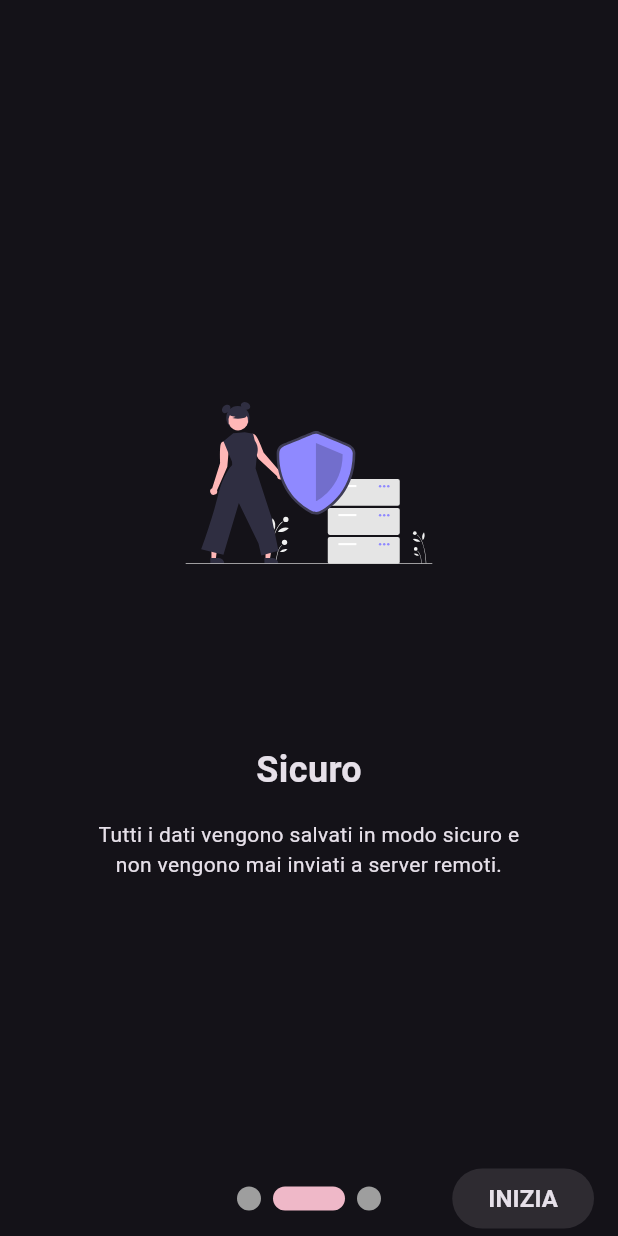
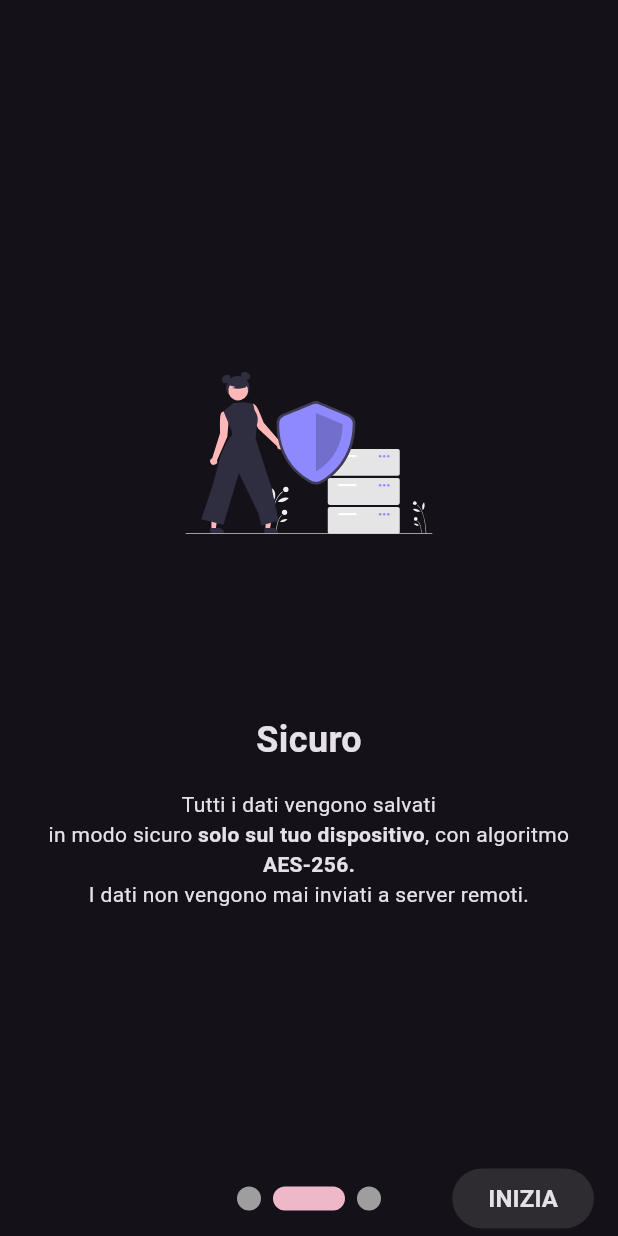
Before and after one commit to dariowskii/open_gpt_client, a Flutter app: the screen it shows after launch, swiped to page 2, on a phone screen of 412 x 824 dp. Run offline on Flutter 3.47's test engine with Material 2 defaults, Android fonts, the light colour scheme and no system bars; drawn by our look-alikes of smooth_page_indicator; our stand-ins replace flutter_dotenv, flutter_highlight, flutter_svg, shared_preferences; missing offline and left inert: encrypt, markdown_widget, password_strength_checker, window_size; generated files the repository leaves out were written again.

Commit message:
Added error handling for chat response + changed window manager + format

```diff
--- a/lib/extensions/context_extension.dart
+++ b/lib/extensions/context_extension.dart
@@ -3,7 +3,6 @@ import 'package:flutter_gen/gen_l10n/app_localizations.dart';
 import 'package:open_gpt_client/utils/app_bloc.dart';
 
 extension ContextExtension on BuildContext {
-
   // Blocs
 
   AppLocalizations get appLocals => AppLocalizations.of(this)!;
@@ -17,6 +16,7 @@ extension ContextExtension on BuildContext {
     final width = MediaQuery.of(this).size.width;
     return width >= 600 && width < 1200;
   }
+
   bool get isDesktop => MediaQuery.of(this).size.width >= 1200;
 
   double get width => MediaQuery.of(this).size.width;
--- a/lib/models/local_data.dart
+++ b/lib/models/local_data.dart
@@ -48,8 +48,12 @@ class LocalData {
     if (key == null) {
       return null;
     }
+    final length = key.length;
+    if (length < 8) {
+      return key;
+    }
 
-    return '${key.substring(0, 2)}-...${key.substring(key.length - 4, key.length)}';
+    return '${key.substring(0, 2)}-...${key.substring(length - 4, length)}';
   }
 
   String? get ghKey {
--- a/lib/screens/desktop/desktop_home_screen.dart
+++ b/lib/screens/desktop/desktop_home_screen.dart
@@ -122,6 +122,7 @@ class _DesktopHomeScreenState extends State<DesktopHomeScreen> {
     return Scaffold(
       appBar: AppBar(
         title: const Text('Chat'),
+        centerTitle: true,
         elevation: 5,
         actions: [
           if (_updateAvailable)
@@ -294,7 +295,10 @@ class _DesktopHomeScreenState extends State<DesktopHomeScreen> {
                                       if (response != null) {
                                         appState.attachStreamToLastResponse(
                                             response);
+                                        return;
                                       }
+
+                                      appState.setErrorToLastMessage();
                                     }
                                   },
                                   child: Row(
--- a/lib/screens/on_boarding_screen.dart
+++ b/lib/screens/on_boarding_screen.dart
@@ -36,7 +36,7 @@ class _OnBoardingScreenState extends State<OnBoardingScreen> {
                       height: min(300, context.height * 0.4),
                     ),
                     const SizedBox(height: 24),
-                    Text(
+                    const Text(
                       'Open Source',
                       style: TextStyle(
                         fontSize: 24,
@@ -44,7 +44,7 @@ class _OnBoardingScreenState extends State<OnBoardingScreen> {
                       ),
                     ),
                     const SizedBox(height: 16),
-                    Text(
+                    const Text(
                       'Questo software è open source, visionabile e\npuoi contribuire al suo sviluppo su GitHub.',
                       textAlign: TextAlign.center,
                     ),
@@ -60,7 +60,7 @@ class _OnBoardingScreenState extends State<OnBoardingScreen> {
                       height: min(300, context.height * 0.4),
                     ),
                     const SizedBox(height: 24),
-                    Text(
+                    const Text(
                       'Sicuro',
                       style: TextStyle(
                         fontSize: 24,
@@ -68,8 +68,28 @@ class _OnBoardingScreenState extends State<OnBoardingScreen> {
                       ),
                     ),
                     const SizedBox(height: 16),
-                    Text(
-                      'Tutti i dati vengono salvati in modo sicuro e\nnon vengono mai inviati a server remoti.',
+                    const Text.rich(
+                      TextSpan(
+                        text: 'Tutti i dati vengono salvati\nin modo sicuro ',
+                        children: [
+                          TextSpan(
+                            text: 'solo sul tuo dispositivo',
+                            style: TextStyle(
+                              fontWeight: FontWeight.bold,
+                            ),
+                          ),
+                          TextSpan(text: ', con algoritmo '),
+                          TextSpan(
+                            text: 'AES-256.',
+                            style: TextStyle(
+                              fontWeight: FontWeight.bold,
+                            ),
+                          ),
+                          TextSpan(
+                              text:
+                                  '\nI dati non vengono mai inviati a server remoti.'),
+                        ],
+                      ),
                       textAlign: TextAlign.center,
                     ),
                     const Spacer(),
--- a/lib/utils/app_bloc.dart
+++ b/lib/utils/app_bloc.dart
@@ -79,6 +79,11 @@ class AppStateNotifier extends ValueNotifier<AppState> {
         ?.attachStream(stream);
   }
 
+  void setErrorToLastMessage() {
+    value.selectedChat?.messages.last.uniqueKeyUI?.currentState
+        ?.setErrorStatus();
+  }
+
   void addMessageToContext(ChatMessage message) {
     value.selectedChat?.contextMessages.add(message);
     notifyListeners();
--- a/pubspec.yaml
+++ b/pubspec.yaml
@@ -26,7 +26,10 @@ dependencies:
   smooth_page_indicator: ^1.0.1
   url_launcher: ^6.1.10
   uuid: ^3.0.7
-  window_manager: ^0.3.2
+  window_size:
+    git:
+      url: https://github.com/google/flutter-desktop-embedding
+      path: plugins/window_size
 
 dev_dependencies:
   flutter_test:
```
Also changed, not shown: lib/main.dart (+10 -10 lines), lib/screens/settings_screen.dart (+5 -3 lines), lib/screens/welcome_lock_screen.dart (+6 -1 lines), lib/widgets/chat_message_ui.dart (+23 -6 lines), lib/utils/constants.dart (line endings or trailing spaces), lib/utils/exceptions.dart (line endings or trailing spaces), pubspec.lock, 7 other files. Lines whose indentation alone changed are shown as unchanged.
